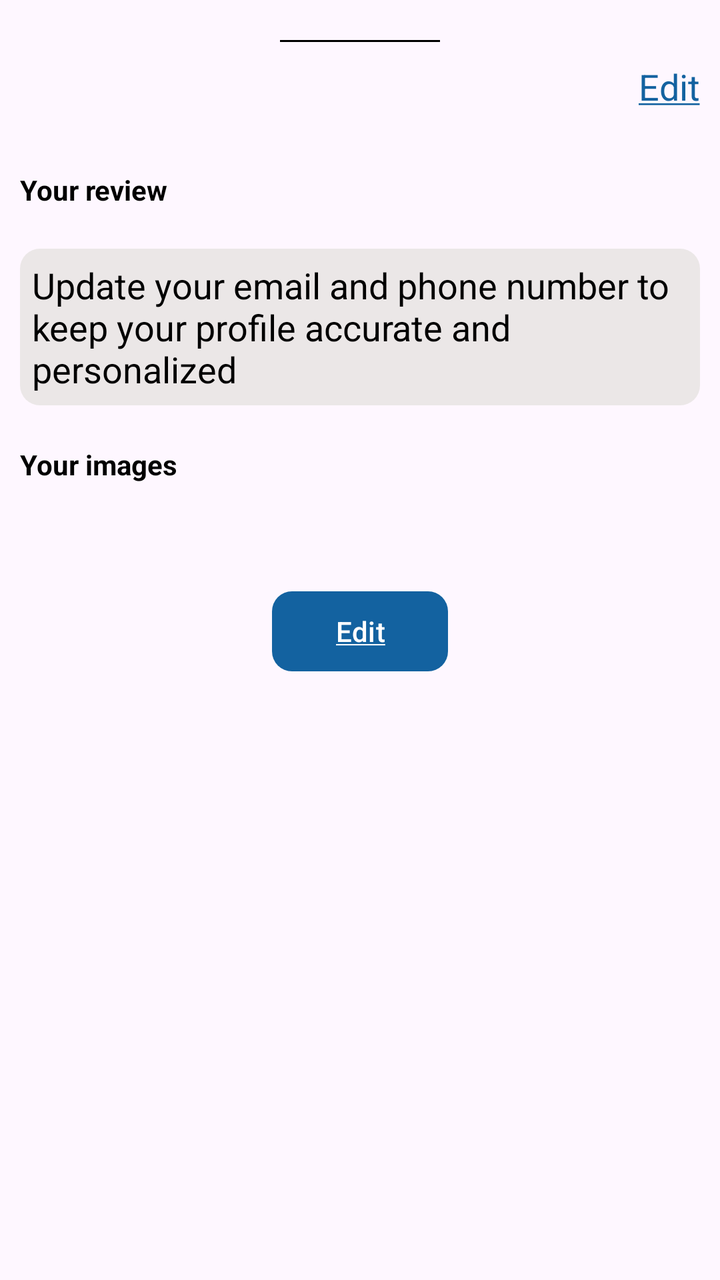
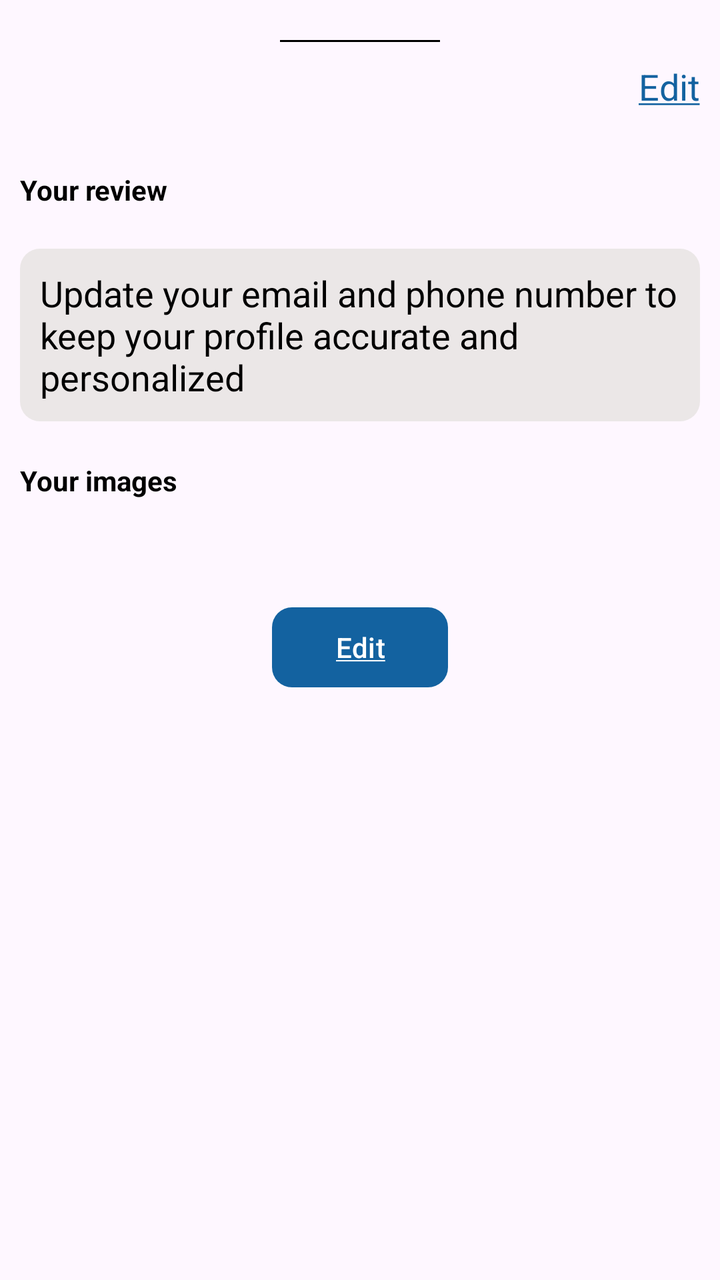

Compare the two renders of this Android layout. The source of the first and the diff that turns it into the second are given below.
<!-- AndroidManifest.xml: application theme Theme.ShoppingApp -->
<!-- res/layout/fragment_my_review.xml -->
<?xml version="1.0" encoding="utf-8"?>
<LinearLayout xmlns:android="http://schemas.android.com/apk/res/android"
    xmlns:app="http://schemas.android.com/apk/res-auto"
    xmlns:tools="http://schemas.android.com/tools"
    android:layout_width="match_parent"
    android:layout_height="match_parent"
    android:orientation="vertical"
    tools:context=".ui.view.fragment.user.MyReviewFragment">

    <View
        android:layout_width="80dp"
        android:layout_height="1dp"
        android:layout_gravity="center_horizontal"
        android:layout_marginTop="20dp"
        android:background="@color/black" />

    <com.google.android.material.textview.MaterialTextView
        android:id="@+id/edt_enable_review"
        android:layout_width="wrap_content"
        android:layout_height="wrap_content"
        android:layout_gravity="end"
        android:layout_marginTop="10dp"
        android:layout_marginEnd="10dp"
        android:text="@string/edit_underline"
        android:textColor="@color/button_color"
        android:textSize="18sp" />

    <androidx.recyclerview.widget.RecyclerView
        android:id="@+id/recycler_view_star"
        android:layout_width="wrap_content"
        android:layout_height="wrap_content"
        android:layout_gravity="center_horizontal"
        android:layout_marginTop="20dp" />

    <com.google.android.material.textview.MaterialTextView
        android:layout_width="wrap_content"
        android:layout_height="wrap_content"
        android:layout_margin="10dp"
        android:text="@string/your_review"
        android:textColor="@color/black"
        android:textStyle="bold" />

    <androidx.appcompat.widget.AppCompatEditText
        android:id="@+id/edt_review"
        android:layout_width="match_parent"
        android:layout_height="wrap_content"
        android:layout_margin="10dp"
        android:background="@drawable/border_view"
        android:backgroundTint="@color/light_grey"
        android:inputType="textMultiLine"
        android:padding="6dp"
        android:text="@string/update_your_email_and_phone_number_to_keep_your_profile_accurate_and_personalized"
        android:textColor="@color/black" />

    <com.google.android.material.textview.MaterialTextView
        android:layout_width="wrap_content"
        android:layout_height="wrap_content"
        android:layout_margin="10dp"
        android:text="@string/your_images"
        android:textColor="@color/black"
        android:textStyle="bold" />

    <androidx.recyclerview.widget.RecyclerView
        android:id="@+id/recycler_view_review_image"
        android:layout_width="match_parent"
        android:layout_height="wrap_content"
        android:layout_margin="10dp" />

    <LinearLayout
        android:layout_width="wrap_content"
        android:layout_height="wrap_content"
        android:layout_gravity="center_horizontal"
        android:layout_marginTop="10dp"
        android:orientation="vertical"
        android:visibility="gone">

        <com.google.android.material.textview.MaterialTextView
            android:layout_width="wrap_content"
            android:layout_height="wrap_content"
            android:layout_gravity="center_horizontal"
            android:text="@string/add_product_images"
            android:textColor="@color/black"
            android:textStyle="bold" />

        <LinearLayout
            android:layout_width="wrap_content"
            android:layout_height="wrap_content"
            android:layout_gravity="center_horizontal"
            android:layout_marginTop="10dp"
            android:orientation="horizontal">

            <androidx.appcompat.widget.AppCompatImageView
                android:id="@+id/img_take_photo"
                android:layout_width="40dp"
                android:layout_height="40dp"
                app:srcCompat="@drawable/icon_photo_camera" />

            <androidx.appcompat.widget.AppCompatImageView
                android:id="@+id/img_gallery"
                android:layout_width="40dp"
                android:layout_height="40dp"
                android:layout_marginStart="20dp"
                app:srcCompat="@drawable/icon_from_gallery" />

        </LinearLayout>

    </LinearLayout>

    <com.google.android.material.button.MaterialButton
        android:id="@+id/btn_edit_review"
        android:layout_width="wrap_content"
        android:layout_height="wrap_content"
        android:layout_gravity="center_horizontal"
        android:layout_marginTop="20dp"
        android:text="@string/edit"
        android:textColor="@color/white"
        app:backgroundTint="@color/button_color"
        app:cornerRadius="10dp" />

</LinearLayout>
<!-- resources referenced by this layout -->
<resources>
  <color name="black">#FF000000</color>
  <color name="button_color">#1362A0</color>
  <color name="light_grey">#EBE7E7</color>
  <color name="white">#FFFFFFFF</color>
  <!-- drawable border_view (drawable) -->
  <?xml version="1.0" encoding="utf-8"?>
  <shape xmlns:android="http://schemas.android.com/apk/res/android"
      android:shape="rectangle">
  
      <corners android:radius="10dp"/>
  
  </shape>
  <!-- drawable icon_from_gallery: png bitmap (drawable, 10393 bytes) -->
  <!-- drawable icon_photo_camera: png bitmap (drawable, 13300 bytes) -->
  <string name="add_product_images">Add product images</string>
  <string name="edit"><u>Edit</u></string>
  <string name="edit_underline"><u>Edit</u></string>
  <string name="update_your_email_and_phone_number_to_keep_your_profile_accurate_and_personalized">Update your email and phone number to keep your profile accurate and personalized</string>
  <string name="your_images">Your images</string>
  <string name="your_review">Your review</string>
  <style name="Theme.ShoppingApp" parent="Base.Theme.ShoppingApp" />
  <style name="Base.Theme.ShoppingApp" parent="Theme.Material3.DayNight.NoActionBar">
          
          
      </style>
</resources>

<!-- the commit's change to res/layout/fragment_my_review.xml (unified diff, before → after) -->
@@ -48,7 +48,7 @@
         android:background="@drawable/border_view"
         android:backgroundTint="@color/light_grey"
         android:inputType="textMultiLine"
-        android:padding="6dp"
+        android:padding="10dp"
         android:text="@string/update_your_email_and_phone_number_to_keep_your_profile_accurate_and_personalized"
         android:textColor="@color/black" />
 
